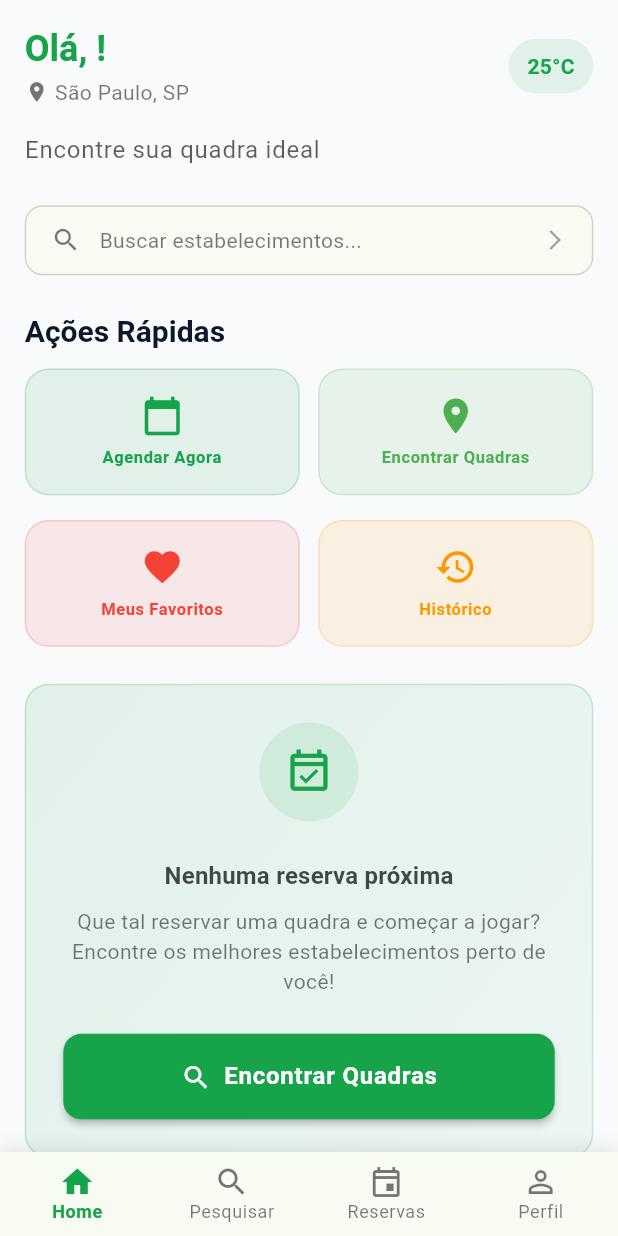
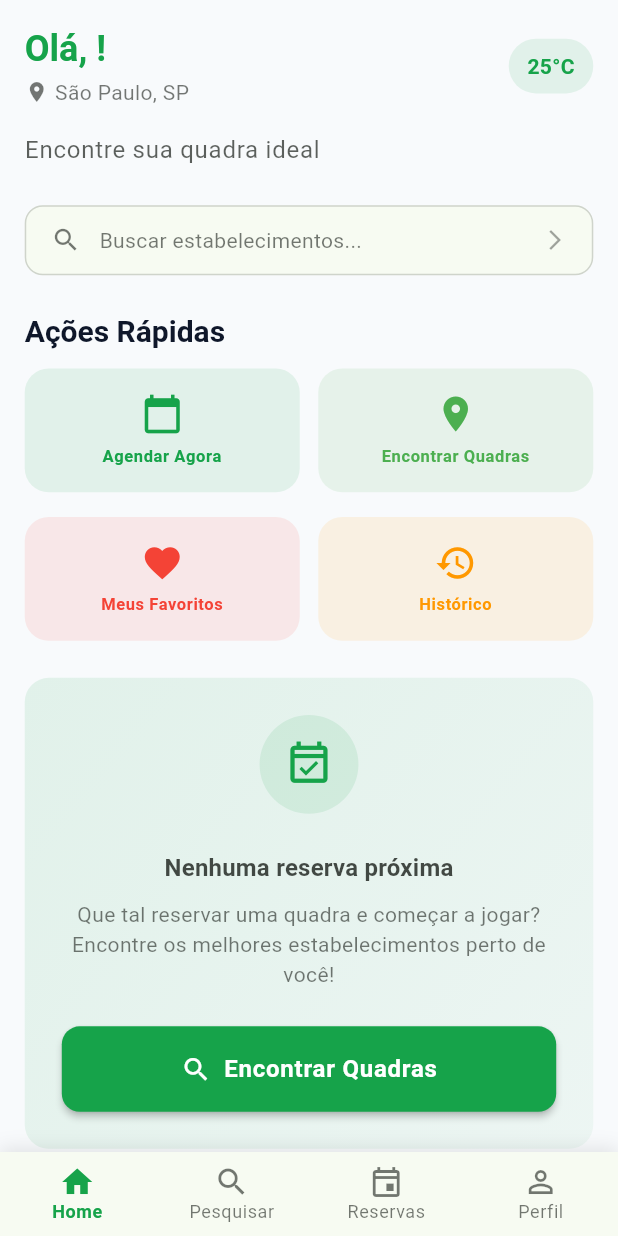
Before and after one commit to YuriGarciaRibeiro/SportHub-App, a Flutter app: the HomeScreen screen opened by its route, on a phone screen of 412 x 824 dp. Run offline on Flutter 3.47's test engine with Material 3 defaults, Android fonts, the phone set to English and light mode, and no system bars; our stand-ins replace geocoding, geolocator, shared_preferences, sizer; accounts and stored records are empty; network calls fail.

Commit message:
feat: Refactor routing and UI components for improved navigation and structure

```diff
--- a/analysis_options.yaml
+++ b/analysis_options.yaml
@@ -7,6 +7,9 @@
 
 # The following line activates a set of recommended lints for Flutter apps,
 # packages, and plugins designed to encourage good coding practices.
+analyzer:
+  errors:
+    deprecated_member_use: ignore
 include: package:flutter_lints/flutter.yaml
 
 linter:
--- /dev/null
+++ b/lib/core/routes/app_poutes.dart
@@ -0,0 +1,18 @@
+import 'package:sporthub/core/app_export.dart';
+import 'package:sporthub/ui/screens/home_screen/home_screen.dart';
+import 'package:sporthub/ui/screens/login_screen.dart';
+
+class AppRoutes {
+  static const String home = '/home';
+  static const String search = '/search';
+  static const String favorites = '/favorites';
+  static const String history = '/history';
+  static const String login = '/login';
+
+  Map<String, Widget Function(BuildContext)> get routes {
+    return {
+      AppRoutes.login: (context) => const LoginScreen(),
+      AppRoutes.home: (context) => const HomeScreen(),
+    };
+  }
+}
--- a/lib/main.dart
+++ b/lib/main.dart
@@ -1,6 +1,7 @@
 import 'package:flutter/material.dart';
 import 'package:provider/provider.dart';
 import 'package:sizer/sizer.dart';
+import 'package:sporthub/core/routes/app_poutes.dart';
 import 'ui/screens/splash_screen.dart';
 import 'ui/screens/login_screen.dart';
 import 'ui/screens/home_screen/home_screen.dart';
@@ -35,10 +36,7 @@ class SportHubApp extends StatelessWidget {
                 darkTheme: AppTheme.darkTheme,
                 themeMode: themeProvider.themeMode,
                 home: const SplashScreen(),
-                routes: {
-                  '/login': (context) => const LoginScreen(),
-                  '/home': (context) => const HomeScreen(),
-                },
+                routes: AppRoutes().routes,
               );
             },
           );
--- a/lib/ui/screens/home_screen/tabs/search_tab.dart
+++ b/lib/ui/screens/home_screen/tabs/search_tab.dart
@@ -151,7 +151,6 @@ class _SearchTabState extends State<SearchTab> {
     return 'A partir de R\$ $basePrice/h';
   }
 
-  // === MÉTODOS DE CALLBACK ===
 
   void _onSportChanged(String? sport) {
     setState(() {
--- a/lib/ui/screens/home_screen/widgets/no_upcoming_reservations_widget.dart
+++ b/lib/ui/screens/home_screen/widgets/no_upcoming_reservations_widget.dart
@@ -25,10 +25,6 @@ class NoUpcomingReservationsWidget extends StatelessWidget {
           ],
         ),
         borderRadius: BorderRadius.circular(16),
-        border: Border.all(
-          color: Theme.of(context).primaryColor.withOpacity(0.2),
-          width: 1,
-        ),
       ),
       child: Column(
         children: [
@@ -48,7 +44,6 @@ class NoUpcomingReservationsWidget extends StatelessWidget {
 
           SizedBox(height: 3.h),
 
-          // Título
           Text(
             'Nenhuma reserva próxima',
             style: Theme.of(context).textTheme.titleMedium?.copyWith(
@@ -60,7 +55,6 @@ class NoUpcomingReservationsWidget extends StatelessWidget {
 
           SizedBox(height: 1.h),
 
-          // Descrição
           Text(
             'Que tal reservar uma quadra e começar a jogar? Encontre os melhores estabelecimentos perto de você!',
             style: Theme.of(context).textTheme.bodyMedium?.copyWith(
@@ -77,8 +71,7 @@ class NoUpcomingReservationsWidget extends StatelessWidget {
             width: double.infinity,
             child: ElevatedButton(
               onPressed: onBookNow ?? () {
-                // Navegar para a tab de busca/explorar (índice 1)
-                // Esta funcionalidade será implementada quando necessário
+
                 Navigator.pushNamed(context, '/search');
               },
               style: ElevatedButton.styleFrom(
--- /dev/null
+++ b/lib/ui/screens/home_screen/widgets/quick_action_button.dart
@@ -0,0 +1,54 @@
+import 'package:flutter/widgets.dart';
+import 'package:sizer/sizer.dart';
+import 'package:sporthub/core/app_export.dart';
+
+class QuickActionButton extends StatelessWidget {
+  const QuickActionButton({
+    super.key,
+    this.onTap,
+    required this.icon,
+    required this.label,
+    required this.color,
+  });
+
+  final VoidCallback? onTap;
+  final IconData icon;
+  final String label;
+  final Color color;
+
+  @override
+  Widget build(BuildContext context) {
+    return GestureDetector(
+      onTap: onTap,
+      child: Container(
+        padding: EdgeInsets.symmetric(vertical: 2.h, horizontal: 2.w),
+        decoration: BoxDecoration(
+          color: color.withOpacity(0.1),
+          borderRadius: BorderRadius.circular(16),
+        ),
+        child: Column(
+          mainAxisSize: MainAxisSize.min,
+          children: [
+            Icon(
+              icon,
+              color: color,
+              size: 28,
+            ),
+            SizedBox(height: 0.8.h),
+            Text(
+              label,
+              style: Theme.of(context).textTheme.bodySmall?.copyWith(
+                color: color,
+                fontWeight: FontWeight.w600,
+                fontSize: 11,
+              ),
+              textAlign: TextAlign.center,
+              maxLines: 2,
+              overflow: TextOverflow.ellipsis,
+            ),
+          ],
+        ),
+      ),
+    );
+  }
+}
--- a/lib/ui/screens/home_screen/widgets/quick_actions_widget.dart
+++ b/lib/ui/screens/home_screen/widgets/quick_actions_widget.dart
@@ -1,5 +1,6 @@
 import 'package:flutter/material.dart';
 import 'package:sizer/sizer.dart';
+import 'package:sporthub/ui/screens/home_screen/widgets/quick_action_button.dart';
 import '../../../../core/app_export.dart';
 
 class QuickActionsWidget extends StatelessWidget {
@@ -33,22 +34,20 @@ class QuickActionsWidget extends StatelessWidget {
           Row(
             children: [
               Expanded(
-                child: _buildActionButton(
-                  context,
+                child: QuickActionButton(
+                  onTap: onBookNow,
                   icon: Icons.calendar_today,
                   label: 'Agendar Agora',
                   color: Theme.of(context).primaryColor,
-                  onTap: onBookNow,
                 ),
               ),
               SizedBox(width: 3.w),
               Expanded(
-                child: _buildActionButton(
-                  context,
+                child: QuickActionButton(
+                  onTap: onFindNearby,
                   icon: Icons.location_on,
                   label: 'Encontrar Quadras',
                   color: Colors.green,
-                  onTap: onFindNearby,
                 ),
               ),
             ],
@@ -57,22 +56,20 @@ class QuickActionsWidget extends StatelessWidget {
           Row(
             children: [
               Expanded(
-                child: _buildActionButton(
-                  context,
+                child: QuickActionButton(
+                  onTap: onViewFavorites,
                   icon: Icons.favorite,
                   label: 'Meus Favoritos',
                   color: Colors.red,
-                  onTap: onViewFavorites,
                 ),
               ),
               SizedBox(width: 3.w),
               Expanded(
-                child: _buildActionButton(
-                  context,
+                child: QuickActionButton(
+                  onTap: onViewHistory,
                   icon: Icons.history,
                   label: 'Histórico',
                   color: Colors.orange,
-                  onTap: onViewHistory,
                 ),
               ),
             ],
@@ -81,49 +78,4 @@ class QuickActionsWidget extends StatelessWidget {
       ),
     );
   }
-
-  Widget _buildActionButton(
-    BuildContext context, {
-    required IconData icon,
-    required String label,
-    required Color color,
-    required VoidCallback? onTap,
-  }) {
-    return GestureDetector(
-      onTap: onTap,
-      child: Container(
-        padding: EdgeInsets.symmetric(vertical: 2.h, horizontal: 2.w),
-        decoration: BoxDecoration(
-          color: color.withOpacity(0.1),
-          borderRadius: BorderRadius.circular(16),
-          border: Border.all(
-            color: color.withOpacity(0.2),
-            width: 1,
-          ),
-        ),
-        child: Column(
-          mainAxisSize: MainAxisSize.min,
-          children: [
-            Icon(
-              icon,
-              color: color,
-              size: 28,
-            ),
-            SizedBox(height: 0.8.h),
-            Text(
-              label,
-              style: Theme.of(context).textTheme.bodySmall?.copyWith(
-                color: color,
-                fontWeight: FontWeight.w600,
-                fontSize: 11,
-              ),
-              textAlign: TextAlign.center,
-              maxLines: 2,
-              overflow: TextOverflow.ellipsis,
-            ),
-          ],
-        ),
-      ),
-    );
-  }
 }
```
